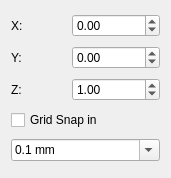
southseact-3d/fcd, file src/Gui/Dialogs/DlgLocationPos.ui: the form before one commit.
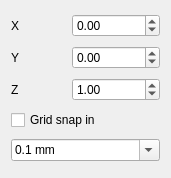
The form after the commit.

Diff of the .ui file:
```diff
--- a/src/Gui/Dialogs/DlgLocationPos.ui
+++ b/src/Gui/Dialogs/DlgLocationPos.ui
@@ -19,7 +19,7 @@
      <item>
       <widget class="QLabel" name="label">
        <property name="text">
-        <string>X:</string>
+        <string>X</string>
        </property>
       </widget>
      </item>
@@ -40,7 +40,7 @@
      <item>
       <widget class="QLabel" name="label_2">
        <property name="text">
-        <string>Y:</string>
+        <string>Y</string>
        </property>
       </widget>
      </item>
@@ -61,7 +61,7 @@
      <item>
       <widget class="QLabel" name="label_3">
        <property name="text">
-        <string>Z:</string>
+        <string>Z</string>
        </property>
       </widget>
      </item>
@@ -83,7 +83,7 @@
    <item>
     <widget class="QCheckBox" name="checkBox">
      <property name="text">
-      <string>Grid Snap in</string>
+      <string>Grid snap in</string>
      </property>
     </widget>
    </item>
```
